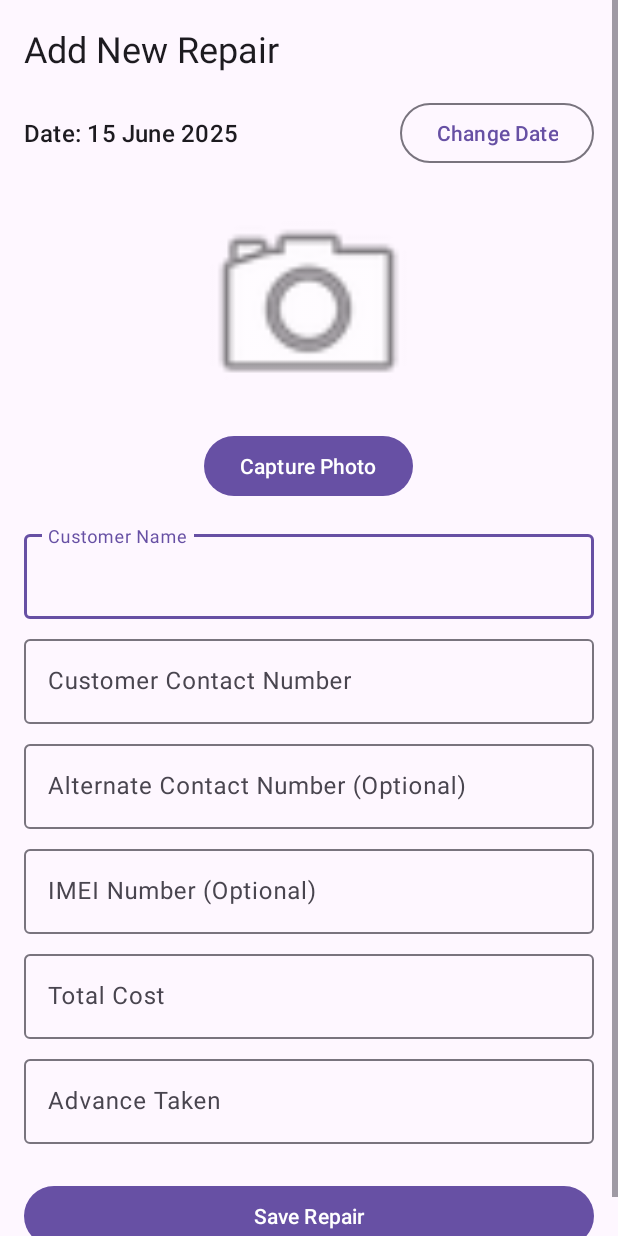
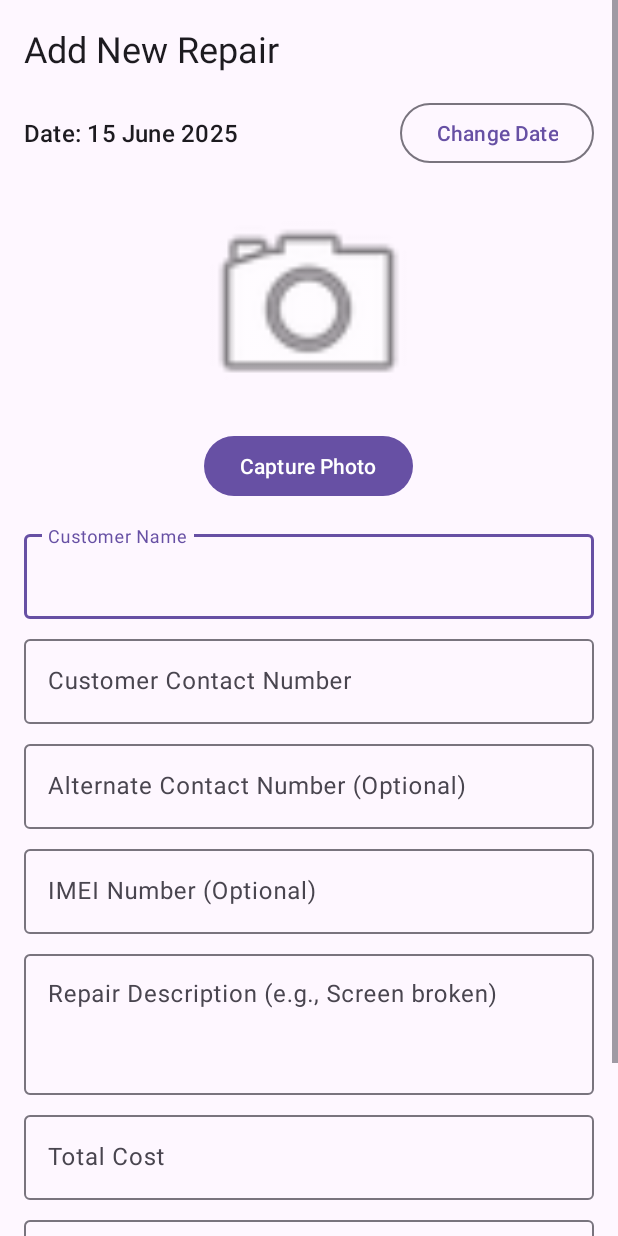
Before and after one commit to milindpsm/MobileRepairShop, an Android app: the screen it shows after launch (AddRepairActivity), after a tap on "Add New Repair", on a phone screen of 412 x 824 dp. Run offline under Robolectric (Android 15) with nearby library versions, the phone set to English and light mode, and no system bars; our stand-ins replace Room's generated code; pictures from the network do not load.

```diff
--- a/app/src/main/java/com/example/mobilerepairshop/MainActivity.kt
+++ b/app/src/main/java/com/example/mobilerepairshop/MainActivity.kt
@@ -154,21 +154,19 @@ class MainActivity : AppCompatActivity() {
         observeStats(startDate, endDate)
     }
 
+    // This is just the observeStats function from inside your MainActivity.kt
+// Replace the existing observeStats function with this one for now.
     private fun observeStats(startDate: Long, endDate: Long) {
         repairViewModel.getStatsForPeriod(startDate, endDate).observe(this) { stats ->
             binding.statInCount.text = stats?.inCount?.toString() ?: "0"
             binding.statOutCount.text = stats?.outCount?.toString() ?: "0"
 
-            val estimatedRevenue = stats?.estimatedRevenue ?: 0.0
-            binding.statEstimatedRevenue.text = "₹${"%.2f".format(estimatedRevenue)}"
-
-            val advanceFromPending = stats?.advanceFromPending ?: 0.0
-            val revenueFromOut = stats?.revenueFromOut ?: 0.0
-            val actualRevenue = advanceFromPending + revenueFromOut
-            binding.statActualRevenue.text = "₹${"%.2f".format(actualRevenue)}"
-
-            val upcomingRevenue = stats?.upcomingRevenue ?: 0.0
-            binding.statUpcomingRevenue.text = "₹${"%.2f".format(upcomingRevenue)}"
+            // --- TEMPORARY FIX to make the app compile ---
+            // We will add the correct logic in the next step.
+            binding.statEstimatedRevenue.text = "₹0.00"
+            binding.statActualRevenue.text = "₹0.00"
+            binding.statUpcomingRevenue.text = "₹0.00"
         }
     }
+
 }
--- a/app/src/main/java/com/example/mobilerepairshop/data/local/RepairDatabase.kt
+++ b/app/src/main/java/com/example/mobilerepairshop/data/local/RepairDatabase.kt
@@ -4,38 +4,39 @@ import android.content.Context
 import androidx.room.Database
 import androidx.room.Room
 import androidx.room.RoomDatabase
+import androidx.room.migration.Migration
+import androidx.sqlite.db.SupportSQLiteDatabase
 import com.example.mobilerepairshop.data.model.Repair
 
-// Annotates class to be a Room Database with a table (entity) of the Repair class.
-// version = 1 is the initial version of the database schema.
-// exportSchema = false is to avoid a build warning about schema exportation.
-@Database(entities = [Repair::class], version = 1, exportSchema = false)
+// IMPORTANT: Increased version number from 1 to 2
+@Database(entities = [Repair::class], version = 2, exportSchema = false)
 abstract class RepairDatabase : RoomDatabase() {
 
-    // The database exposes DAOs through an abstract "getter" method for each @Dao.
     abstract fun repairDao(): RepairDao
 
-    // Companion object allows clients to access the methods for creating or
-    // getting the database without instantiating the class.
     companion object {
-        // @Volatile annotation means that writes to this field are immediately
-        // made visible to other threads.
         @Volatile
         private var INSTANCE: RepairDatabase? = null
 
+        // NEW: Define the migration from version 1 to 2
+        private val MIGRATION_1_2 = object : Migration(1, 2) {
+            override fun migrate(db: SupportSQLiteDatabase) {
+                // SQL command to add the new 'description' column to our existing table
+                db.execSQL("ALTER TABLE repairs_table ADD COLUMN description TEXT NOT NULL DEFAULT ''")
+            }
+        }
+
         fun getDatabase(context: Context): RepairDatabase {
-            // If the INSTANCE is not null, then return it,
-            // if it is, then create the database.
-            // This is called the Singleton pattern. It's used here to prevent
-            // multiple instances of the database opening at the same time.
             return INSTANCE ?: synchronized(this) {
                 val instance = Room.databaseBuilder(
                     context.applicationContext,
                     RepairDatabase::class.java,
-                    "repair_database" // This is the actual file name of the database on the device
-                ).build()
+                    "repair_database"
+                )
+                    // Add the migration path to the builder
+                    .addMigrations(MIGRATION_1_2)
+                    .build()
                 INSTANCE = instance
-                // return instance
                 instance
             }
         }
--- a/app/src/main/res/layout/activity_add_repair.xml
+++ b/app/src/main/res/layout/activity_add_repair.xml
@@ -18,7 +18,6 @@
             android:text="@string/add_new_repair_title"
             android:textAppearance="?attr/textAppearanceHeadlineSmall" />
 
-        <!-- NEW: Date Selection Views -->
         <LinearLayout
             android:layout_width="match_parent"
             android:layout_height="wrap_content"
@@ -41,7 +40,6 @@
                 android:layout_height="wrap_content"
                 android:text="Change Date" />
         </LinearLayout>
-        <!-- END OF NEW VIEWS -->
 
 
         <ImageView
@@ -74,7 +72,6 @@
                 android:inputType="textPersonName" />
         </com.google.android.material.textfield.TextInputLayout>
 
-        <!-- ... (rest of the EditTexts are the same) ... -->
         <com.google.android.material.textfield.TextInputLayout
             android:layout_width="match_parent"
             android:layout_height="wrap_content"
@@ -114,6 +111,22 @@
                 android:inputType="number" />
         </com.google.android.material.textfield.TextInputLayout>
 
+        <!-- NEW: Description Field -->
+        <com.google.android.material.textfield.TextInputLayout
+            android:layout_width="match_parent"
+            android:layout_height="wrap_content"
+            android:layout_marginTop="8dp"
+            android:hint="Repair Description (e.g., Screen broken)">
+
+            <com.google.android.material.textfield.TextInputEditText
+                android:id="@+id/editTextDescription"
+                android:layout_width="match_parent"
+                android:layout_height="wrap_content"
+                android:inputType="textMultiLine"
+                android:minLines="3"
+                android:gravity="top"/>
+        </com.google.android.material.textfield.TextInputLayout>
+
         <com.google.android.material.textfield.TextInputLayout
             android:layout_width="match_parent"
             android:layout_height="wrap_content"
--- a/app/src/main/res/values/strings.xml
+++ b/app/src/main/res/values/strings.xml
@@ -34,6 +34,7 @@
     <string name="actual_revenue">Actual Revenue</string>
     <string name="upcoming_revenue">Upcoming Revenue</string>
 
+
     <string-array name="status_array">
         <item>@string/status_in</item>
         <item>@string/status_pending</item>
```
Also changed, not shown: app/src/main/java/com/example/mobilerepairshop/AddRepairActivity.kt (+7 -10 lines), app/src/main/java/com/example/mobilerepairshop/RepairDetailActivity.kt (+19 -17 lines), app/src/main/java/com/example/mobilerepairshop/data/model/Repair.kt (+6 -6 lines), app/src/main/res/layout/activity_repair_detail.xml (+16 -2 lines).
